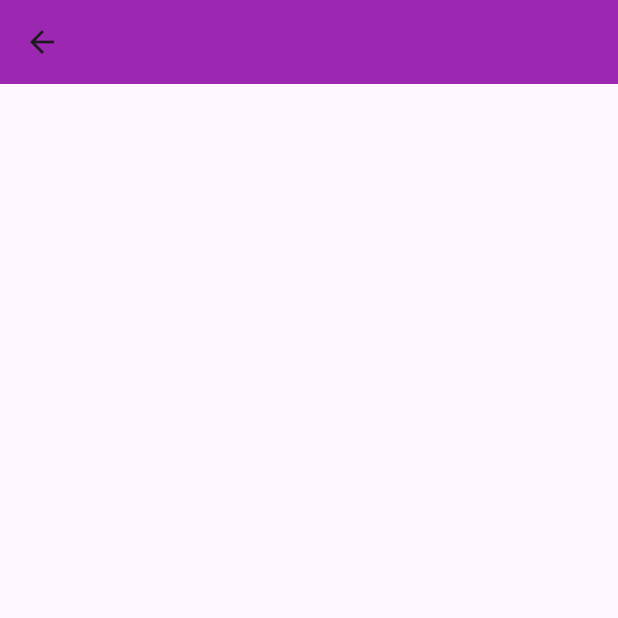
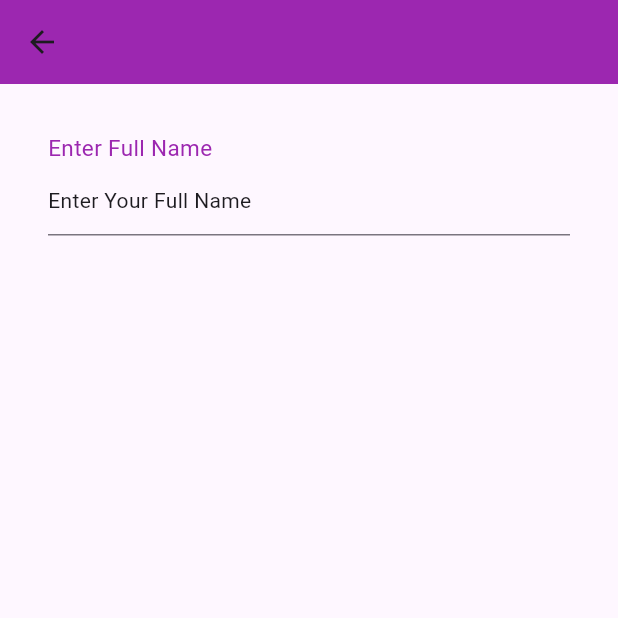
Before and after one commit to Ratndeep1999/shared_pref_prectice, a Flutter app: the SignUpPage screen opened directly, on a phone screen of 412 x 824 dp, the top half of it. Run offline on Flutter 3.47's test engine with Material 3 defaults, Android fonts, the phone set to English and light mode, and no system bars.

Commit message:
sign_up_page.dart : fullname section add

```diff
--- a/lib/Pages/sign_up_page.dart
+++ b/lib/Pages/sign_up_page.dart
@@ -1,4 +1,5 @@
 import 'package:flutter/material.dart';
+import 'package:shared_pref_prectice/Widgets/text_form_field_widget.dart';
 import '../Widgets/label_text_widget.dart';
 
 class SignUpPage extends StatefulWidget {
@@ -9,6 +10,25 @@ class SignUpPage extends StatefulWidget {
 }
 
 class SignUpPageState extends State<SignUpPage> {
+  /// Controllers
+  late final TextEditingController fullNameController;
+
+  /// Parameters
+
+  final _formKey = GlobalKey<FormState>();
+
+  @override
+  void initState() {
+    fullNameController = TextEditingController();
+    super.initState();
+  }
+
+  @override
+  void dispose() {
+    fullNameController.dispose();
+    super.dispose();
+  }
+
   @override
   Widget build(BuildContext context) => Scaffold(
     appBar: AppBar(
@@ -16,6 +36,38 @@ class SignUpPageState extends State<SignUpPage> {
       centerTitle: true,
       backgroundColor: Colors.purple,
     ),
-    body: SafeArea(child: Column(children: [])),
+    body: SafeArea(
+      child: Padding(
+        padding: EdgeInsets.symmetric(horizontal: 32, vertical: 32),
+        child: AutofillGroup(
+          child: Form(
+            key: _formKey,
+            child: SingleChildScrollView(
+              child: Column(
+                crossAxisAlignment: CrossAxisAlignment.start,
+                children: [
+                  /// Full Name Section
+                  LabelTextWidget(label: "Enter Full Name", fontSize: 15),
+                  TextFormFieldWidget(
+                    controller: fullNameController,
+                    hintText: "Enter Your Full Name",
+                  ),
+
+                  /// Email Section
+
+                  /// User name Section
+
+                  /// Password Section
+
+                  /// Conform Password Section
+
+                  /// Mobile No. Section
+                ],
+              ),
+            ),
+          ),
+        ),
+      ),
+    ),
   );
 }
```
